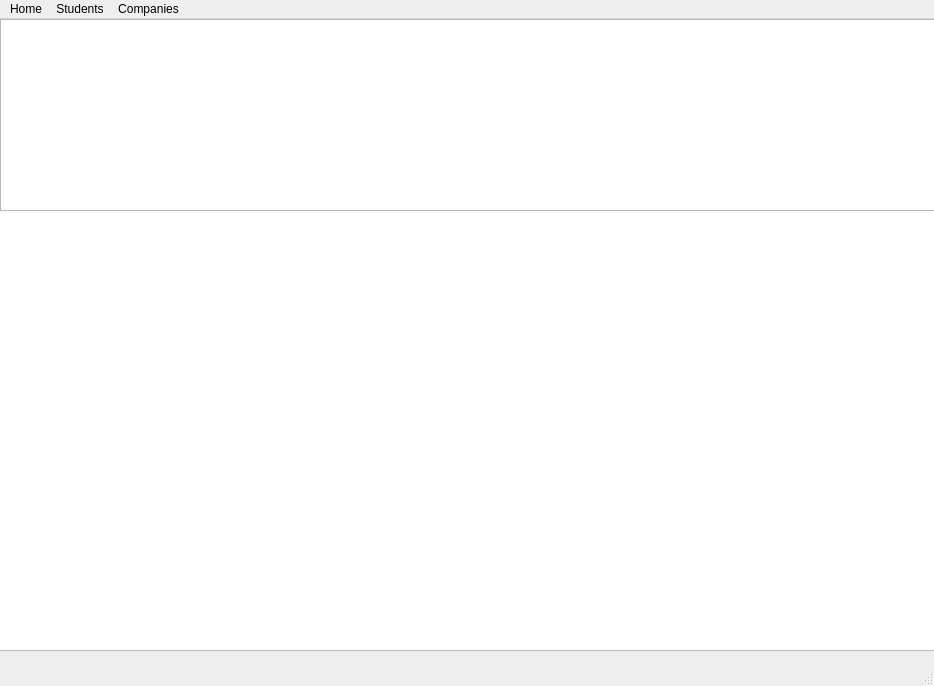
Above: HomeGui.ui from Dallas19/team-3 before the change. Below: the same form after it.
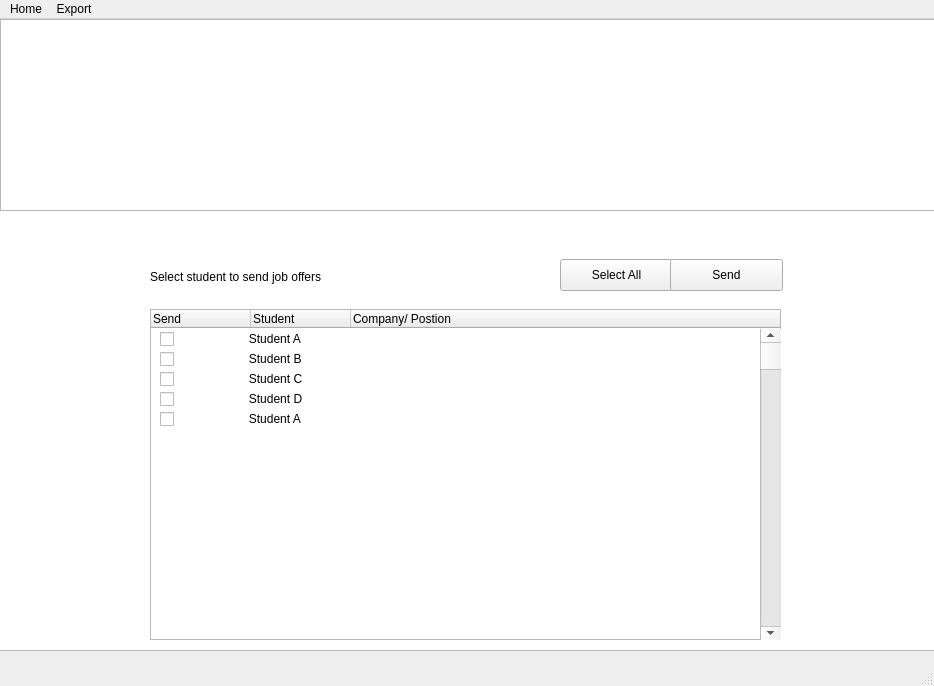
That is the form after the change. Icons and pictures are not drawn.

Commit message: select all bar and select individually boxes

What changed in the file:
```diff
--- a/HomeGui.ui
+++ b/HomeGui.ui
@@ -37,6 +37,160 @@
      <string notr="true">background-image: url(:/images/mayor-logo.png);</string>
     </property>
    </widget>
+   <widget class="QScrollBar" name="verticalScrollBar">
+    <property name="geometry">
+     <rect>
+      <x>760</x>
+      <y>310</y>
+      <width>21</width>
+      <height>311</height>
+     </rect>
+    </property>
+    <property name="orientation">
+     <enum>Qt::Vertical</enum>
+    </property>
+   </widget>
+   <widget class="QPushButton" name="pushButton">
+    <property name="geometry">
+     <rect>
+      <x>560</x>
+      <y>240</y>
+      <width>113</width>
+      <height>32</height>
+     </rect>
+    </property>
+    <property name="text">
+     <string>Select All</string>
+    </property>
+   </widget>
+   <widget class="QTreeWidget" name="treeWidget">
+    <property name="geometry">
+     <rect>
+      <x>150</x>
+      <y>290</y>
+      <width>631</width>
+      <height>331</height>
+     </rect>
+    </property>
+    <column>
+     <property name="text">
+      <string>Send</string>
+     </property>
+    </column>
+    <column>
+     <property name="text">
+      <string>Student</string>
+     </property>
+    </column>
+    <column>
+     <property name="text">
+      <string>Company/ Postion </string>
+     </property>
+    </column>
+   </widget>
+   <widget class="QCheckBox" name="checkBox">
+    <property name="geometry">
+     <rect>
+      <x>160</x>
+      <y>310</y>
+      <width>311</width>
+      <height>20</height>
+     </rect>
+    </property>
+    <property name="text">
+     <string>                     Student A</string>
+    </property>
+   </widget>
+   <widget class="QCheckBox" name="checkBox_2">
+    <property name="geometry">
+     <rect>
+      <x>160</x>
+      <y>330</y>
+      <width>311</width>
+      <height>20</height>
+     </rect>
+    </property>
+    <property name="text">
+     <string>                     Student B</string>
+    </property>
+   </widget>
+   <widget class="QCheckBox" name="checkBox_3">
+    <property name="geometry">
+     <rect>
+      <x>160</x>
+      <y>350</y>
+      <width>311</width>
+      <height>20</height>
+     </rect>
+    </property>
+    <property name="text">
+     <string>                     Student C</string>
+    </property>
+   </widget>
+   <widget class="QCheckBox" name="checkBox_4">
+    <property name="geometry">
+     <rect>
+      <x>160</x>
+      <y>370</y>
+      <width>311</width>
+      <height>20</height>
+     </rect>
+    </property>
+    <property name="text">
+     <string>                     Student D</string>
+    </property>
+   </widget>
+   <widget class="QCheckBox" name="checkBox_5">
+    <property name="geometry">
+     <rect>
+      <x>160</x>
+      <y>390</y>
+      <width>311</width>
+      <height>20</height>
+     </rect>
+    </property>
+    <property name="text">
+     <string>                     Student A</string>
+    </property>
+   </widget>
+   <widget class="QPushButton" name="pushButton_2">
+    <property name="geometry">
+     <rect>
+      <x>670</x>
+      <y>240</y>
+      <width>113</width>
+      <height>32</height>
+     </rect>
+    </property>
+    <property name="text">
+     <string>Send</string>
+    </property>
+   </widget>
+   <widget class="QLabel" name="label">
+    <property name="geometry">
+     <rect>
+      <x>150</x>
+      <y>250</y>
+      <width>341</width>
+      <height>16</height>
+     </rect>
+    </property>
+    <property name="text">
+     <string>Select student to send job offers </string>
+    </property>
+   </widget>
+   <zorder>graphicsView</zorder>
+   <zorder>graphicsView_2</zorder>
+   <zorder>pushButton</zorder>
+   <zorder>treeWidget</zorder>
+   <zorder>checkBox</zorder>
+   <zorder>checkBox_2</zorder>
+   <zorder>checkBox_3</zorder>
+   <zorder>checkBox_4</zorder>
+   <zorder>checkBox_5</zorder>
+   <zorder>verticalScrollBar</zorder>
+   <zorder>pushButton_2</zorder>
+   <zorder>label</zorder>
   </widget>
   <widget class="QStatusBar" name="statusbar"/>
   <widget class="QMenuBar" name="menubar">
@@ -53,19 +207,13 @@
      <string>Home</string>
     </property>
    </widget>
-   <widget class="QMenu" name="menuStudents">
+   <widget class="QMenu" name="menuExport">
     <property name="title">
-     <string>Students</string>
-    </property>
-   </widget>
-   <widget class="QMenu" name="menuCompanies">
-    <property name="title">
-     <string>Companies</string>
+     <string>Export</string>
     </property>
    </widget>
    <addaction name="menuHome"/>
-   <addaction name="menuStudents"/>
-   <addaction name="menuCompanies"/>
+   <addaction name="menuExport"/>
   </widget>
  </widget>
  <resources>
```
